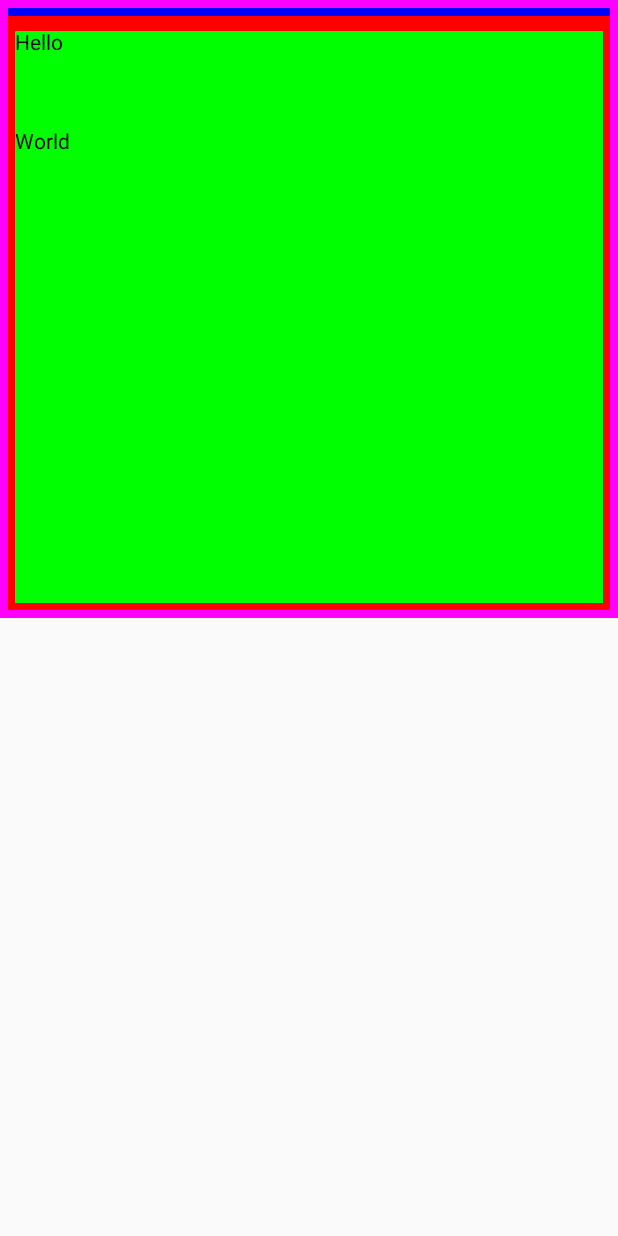
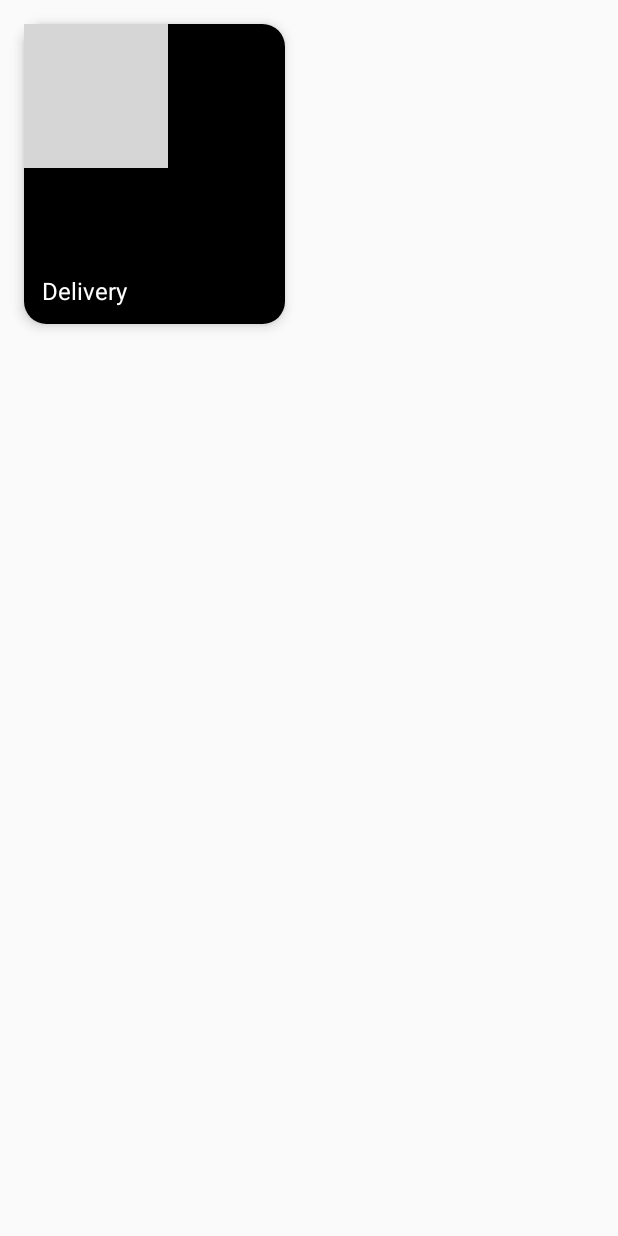
Before and after one commit to swapnilrkhamkar/JetpackCompose, an Android app built with Jetpack Compose: the screen it shows after launch (MainActivity), on a phone screen of 412 x 824 dp. Run offline under Robolectric (Android 15) with nearby library versions, the phone set to English and light mode, and no system bars; grey boxes are pictures that could not be loaded.

Commit message:
Image Card Composable

```diff
--- a/app/src/main/java/com/compose/course/MainActivity.kt
+++ b/app/src/main/java/com/compose/course/MainActivity.kt
@@ -3,41 +3,80 @@ package com.compose.course
 import android.os.Bundle
 import androidx.activity.ComponentActivity
 import androidx.activity.compose.setContent
+import androidx.compose.foundation.Image
 import androidx.compose.foundation.background
-import androidx.compose.foundation.border
-import androidx.compose.foundation.clickable
-import androidx.compose.foundation.layout.Column
-import androidx.compose.foundation.layout.Spacer
-import androidx.compose.foundation.layout.fillMaxHeight
+import androidx.compose.foundation.layout.Box
+import androidx.compose.foundation.layout.fillMaxSize
 import androidx.compose.foundation.layout.fillMaxWidth
 import androidx.compose.foundation.layout.height
 import androidx.compose.foundation.layout.padding
+import androidx.compose.foundation.shape.RoundedCornerShape
+import androidx.compose.material3.Card
+import androidx.compose.material3.CardDefaults
 import androidx.compose.material3.Text
+import androidx.compose.runtime.Composable
+import androidx.compose.ui.Alignment
 import androidx.compose.ui.Modifier
+import androidx.compose.ui.graphics.Brush
 import androidx.compose.ui.graphics.Color
+import androidx.compose.ui.graphics.painter.Painter
+import androidx.compose.ui.layout.ContentScale
+import androidx.compose.ui.res.painterResource
+import androidx.compose.ui.text.TextStyle
 import androidx.compose.ui.unit.dp
+import androidx.compose.ui.unit.sp
 
 class MainActivity : ComponentActivity() {
     override fun onCreate(savedInstanceState: Bundle?) {
         super.onCreate(savedInstanceState)
         setContent {
-            Column(
+            val painter = painterResource(id = R.drawable.delivery)
+            val description = "Delivery"
+            val title = "Delivery"
+            Box(
                 modifier = Modifier
-                    .background(Color.Green)
-                    .fillMaxHeight(0.5f)
-                    .fillMaxWidth()
-                    .border(5.dp, Color.Magenta)
-                    .padding(top = 5.dp)
-                    .border(5.dp, Color.Blue)
-                    .padding(top = 5.dp)
-                    .border(10.dp, Color.Red)
-                    .padding(10.dp)
+                    .fillMaxWidth(0.5f)
+                    .padding(16.dp)
             ) {
-                Text(text = "Hello", modifier = Modifier.clickable {
+                ImageCard(painter = painter, contentDescription = description, title = title)
+            }
+        }
+    }
 
-                })
-                Spacer(modifier = Modifier.height(50.dp))
-                Text(text = "World")
+    @Composable
+    fun ImageCard(
+        painter: Painter, contentDescription: String, title: String, modifier: Modifier = Modifier
+    ) {
+        Card(
+            modifier = modifier.fillMaxWidth(),
+            shape = RoundedCornerShape(15.dp),
+            elevation = CardDefaults.cardElevation(5.dp)
+        ) {
+            Box(modifier = Modifier.height(200.dp)) {
+                Image(
+                    painter = painter,
+                    contentDescription = contentDescription,
+                    contentScale = ContentScale.Crop
+                )
+                Box(
+                    modifier = Modifier
+                        .fillMaxSize()
+                        .background(
+                            Brush.verticalGradient(
+                                colors = listOf(
+                                    Color.Transparent, Color.Black
+                                ), startY = 300f
+                            )
+                        )
+                )
+                Box(
+                    modifier = Modifier
+                        .fillMaxSize()
+                        .padding(12.dp),
+                    contentAlignment = Alignment.BottomStart
+                ) {
+                    Text(title, style = TextStyle(color = Color.White, fontSize = 16.sp))
+                }
             }
         }
     }
```
